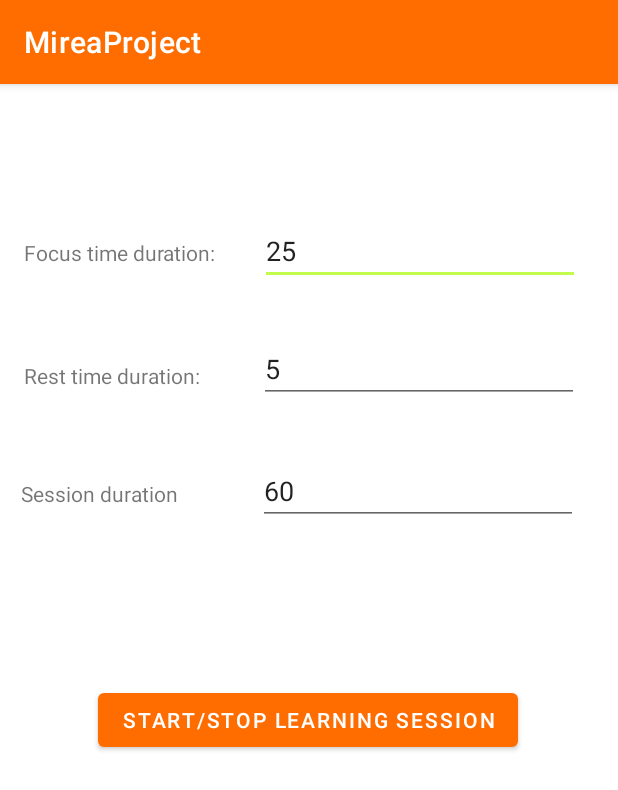
After one commit to Xenon-131/MireaProject, an Android app: the fragment TimerFragment shown on its own in the app's theme, on a phone screen of 412 x 824 dp. The commit adds this screen. Shown: the top 790 px of the screen. Run offline under Robolectric (Android 15) with nearby library versions, the phone set to English and light mode, and no system bars.

Commit message:
add Profile, TimerFragment, SensorFragment

```diff
--- a/app/src/main/java/ru/mirea/egorovakv/mireaproject/MainActivity.java
+++ b/app/src/main/java/ru/mirea/egorovakv/mireaproject/MainActivity.java
@@ -41,7 +41,7 @@ public class MainActivity extends AppCompatActivity {
         // Passing each menu ID as a set of Ids because each
         // menu should be considered as top level destinations.
         mAppBarConfiguration = new AppBarConfiguration.Builder(
-                R.id.nav_home, R.id.nav_data, R.id.nav_browser)
+                R.id.nav_home, R.id.nav_data, R.id.nav_browser, R.id.nav_timer, R.id.nav_profile, R.id.nav_sensor)
                 .setOpenableLayout(drawer)
                 .build();
         NavController navController = Navigation.findNavController(this, R.id.nav_host_fragment_content_main);
--- /dev/null
+++ b/app/src/main/java/ru/mirea/egorovakv/mireaproject/TimerFragment.java
@@ -0,0 +1,95 @@
+package ru.mirea.egorovakv.mireaproject;
+
+import android.content.Context;
+import android.content.Intent;
+import android.os.Bundle;
+
+import androidx.annotation.NonNull;
+import androidx.core.content.ContextCompat;
+import androidx.fragment.app.Fragment;
+import androidx.lifecycle.ViewModelProvider;
+
+import android.view.LayoutInflater;
+import android.view.View;
+import android.view.ViewGroup;
+import android.widget.Button;
+import android.widget.TextView;
+
+import ru.mirea.egorovakv.mireaproject.databinding.ActivityMainBinding;
+import ru.mirea.egorovakv.mireaproject.databinding.FragmentHomeBinding;
+import ru.mirea.egorovakv.mireaproject.databinding.FragmentTimerBinding;
+import ru.mirea.egorovakv.mireaproject.ui.home.HomeViewModel;
+
+/**
+ * A simple {@link Fragment} subclass.
+ * Use the {@link TimerFragment#newInstance} factory method to
+ * create an instance of this fragment.
+ */
+public class TimerFragment extends Fragment {
+    private FragmentTimerBinding binding;
+    private boolean isLearningActive = false;
+
+    // TODO: Rename parameter arguments, choose names that match
+    // the fragment initialization parameters, e.g. ARG_ITEM_NUMBER
+    private static final String ARG_PARAM1 = "param1";
+    private static final String ARG_PARAM2 = "param2";
+
+    // TODO: Rename and change types of parameters
+    private String mParam1;
+    private String mParam2;
+
+    public TimerFragment() {
+        // Required empty public constructor
+    }
+
+    /**
+     * Use this factory method to create a new instance of
+     * this fragment using the provided parameters.
+     *
+     * @param param1 Parameter 1.
+     * @param param2 Parameter 2.
+     * @return A new instance of fragment TimerFragment.
+     */
+    // TODO: Rename and change types and number of parameters
+    public static TimerFragment newInstance(String param1, String param2) {
+        TimerFragment fragment = new TimerFragment();
+        Bundle args = new Bundle();
+        args.putString(ARG_PARAM1, param1);
+        args.putString(ARG_PARAM2, param2);
+        fragment.setArguments(args);
+        return fragment;
+    }
+    @Override
+    public View onCreateView(@NonNull LayoutInflater inflater,
+                             ViewGroup container, Bundle savedInstanceState) {
+        HomeViewModel homeViewModel =
+                new ViewModelProvider(this).get(HomeViewModel.class);
+
+        binding = FragmentTimerBinding.inflate(inflater, container, false);
+        binding.focusEditTextNumber.setText("25");
+        binding.restEditTextNumber.setText("5");
+        binding.sessionEditTextNumber.setText("60");
+        View root = binding.getRoot();
+        binding.buttonTimer.setOnClickListener(new View.OnClickListener(){
+            @Override
+            public void onClick(View v) {
+                Intent serviceIntent = new Intent(getActivity(), TimerService.class);
+//                if(!isLearningActive){
+                    serviceIntent.putExtra("focus duration", binding.focusEditTextNumber.getText().toString());
+                    serviceIntent.putExtra("rest duration", binding.restEditTextNumber.getText().toString());
+                    serviceIntent.putExtra("session duration", binding.sessionEditTextNumber.getText().toString());
+                    ContextCompat.startForegroundService(getActivity(),	serviceIntent);
+                    isLearningActive = true;
+                    //binding.buttonTimer.setText("stop learning session");
+//                }
+//                else{
+//                    getActivity().stopService(new Intent(getActivity(), TimerService.class));
+//                    isLearningActive = false;
+//                    binding.buttonTimer.setText("start learning session");
+//                }
+
+            }
+        });
+        return root;
+    }
+}
--- a/app/src/main/java/ru/mirea/egorovakv/mireaproject/ui/home/HomeFragment.java
+++ b/app/src/main/java/ru/mirea/egorovakv/mireaproject/ui/home/HomeFragment.java
@@ -16,7 +16,9 @@ public class HomeFragment extends Fragment {
 
     private FragmentHomeBinding binding;
 
-    public View onCreateView(@NonNull LayoutInflater inflater,
+
+   @Override
+   public View onCreateView(@NonNull LayoutInflater inflater,
                              ViewGroup container, Bundle savedInstanceState) {
         HomeViewModel homeViewModel =
                 new ViewModelProvider(this).get(HomeViewModel.class);
--- a/app/src/main/res/layout/fragment_home.xml
+++ b/app/src/main/res/layout/fragment_home.xml
@@ -20,4 +20,5 @@
         app:layout_constraintEnd_toEndOf="parent"
         app:layout_constraintStart_toStartOf="parent"
         app:layout_constraintTop_toTopOf="parent" />
+
 </androidx.constraintlayout.widget.ConstraintLayout>
--- /dev/null
+++ b/app/src/main/res/layout/fragment_timer.xml
@@ -0,0 +1,102 @@
+<?xml version="1.0" encoding="utf-8"?>
+<androidx.constraintlayout.widget.ConstraintLayout xmlns:android="http://schemas.android.com/apk/res/android"
+    xmlns:app="http://schemas.android.com/apk/res-auto"
+    xmlns:tools="http://schemas.android.com/tools"
+    android:id="@+id/constraintLayout"
+    android:layout_width="match_parent"
+    android:layout_height="match_parent"
+    tools:context=".TimerFragment">
+
+    <Button
+        android:id="@+id/buttonTimer"
+        android:layout_width="wrap_content"
+        android:layout_height="wrap_content"
+        android:layout_marginTop="90dp"
+        android:layout_marginBottom="304dp"
+        android:text="start/stop learning session"
+        app:layout_constraintBottom_toBottomOf="parent"
+        app:layout_constraintEnd_toEndOf="parent"
+        app:layout_constraintHorizontal_bias="0.496"
+        app:layout_constraintStart_toStartOf="parent"
+        app:layout_constraintTop_toBottomOf="@+id/sessionEditTextNumber" />
+
+    <TextView
+        android:id="@+id/focusTextView"
+        android:layout_width="wrap_content"
+        android:layout_height="wrap_content"
+        android:text="Focus time duration:"
+        app:layout_constraintBottom_toBottomOf="parent"
+        app:layout_constraintEnd_toEndOf="parent"
+        app:layout_constraintHorizontal_bias="0.056"
+        app:layout_constraintStart_toStartOf="parent"
+        app:layout_constraintTop_toTopOf="parent"
+        app:layout_constraintVertical_bias="0.137" />
+
+    <TextView
+        android:id="@+id/restTextView"
+        android:layout_width="wrap_content"
+        android:layout_height="wrap_content"
+        android:layout_marginTop="35dp"
+        android:text="Rest time duration:"
+        app:layout_constraintBottom_toBottomOf="parent"
+        app:layout_constraintEnd_toEndOf="parent"
+        app:layout_constraintHorizontal_bias="0.054"
+        app:layout_constraintStart_toStartOf="parent"
+        app:layout_constraintTop_toBottomOf="@+id/focusTextView"
+        app:layout_constraintVertical_bias="0.046" />
+
+    <EditText
+        android:id="@+id/focusEditTextNumber"
+        android:layout_width="wrap_content"
+        android:layout_height="wrap_content"
+        android:ems="10"
+        android:inputType="number"
+        app:layout_constraintBottom_toBottomOf="parent"
+        app:layout_constraintEnd_toEndOf="parent"
+        app:layout_constraintHorizontal_bias="0.534"
+        app:layout_constraintStart_toEndOf="@+id/focusTextView"
+        app:layout_constraintTop_toTopOf="parent"
+        app:layout_constraintVertical_bias="0.123" />
+
+    <EditText
+        android:id="@+id/restEditTextNumber"
+        android:layout_width="wrap_content"
+        android:layout_height="wrap_content"
+        android:layout_marginTop="33dp"
+        android:ems="10"
+        android:inputType="number"
+        app:layout_constraintBottom_toBottomOf="parent"
+        app:layout_constraintEnd_toEndOf="parent"
+        app:layout_constraintHorizontal_bias="0.597"
+        app:layout_constraintStart_toEndOf="@+id/restTextView"
+        app:layout_constraintTop_toBottomOf="@+id/focusEditTextNumber"
+        app:layout_constraintVertical_bias="0.0" />
+
+    <EditText
+        android:id="@+id/sessionEditTextNumber"
+        android:layout_width="wrap_content"
+        android:layout_height="wrap_content"
+        android:layout_marginTop="36dp"
+        android:ems="10"
+        android:inputType="number"
+        app:layout_constraintBottom_toBottomOf="parent"
+        app:layout_constraintEnd_toEndOf="parent"
+        app:layout_constraintHorizontal_bias="0.67"
+        app:layout_constraintStart_toEndOf="@+id/sessionTextView"
+        app:layout_constraintTop_toBottomOf="@+id/restEditTextNumber"
+        app:layout_constraintVertical_bias="0.0" />
+
+    <TextView
+        android:id="@+id/sessionTextView"
+        android:layout_width="wrap_content"
+        android:layout_height="wrap_content"
+        android:layout_marginTop="34dp"
+        android:text="Session duration"
+        app:layout_constraintBottom_toBottomOf="parent"
+        app:layout_constraintEnd_toEndOf="parent"
+        app:layout_constraintHorizontal_bias="0.045"
+        app:layout_constraintStart_toStartOf="parent"
+        app:layout_constraintTop_toBottomOf="@+id/restTextView"
+        app:layout_constraintVertical_bias="0.049" />
+
+</androidx.constraintlayout.widget.ConstraintLayout>
--- a/app/src/main/res/layout/nav_header_main.xml
+++ b/app/src/main/res/layout/nav_header_main.xml
@@ -28,8 +28,9 @@
         android:textAppearance="@style/TextAppearance.AppCompat.Body1" />
 
     <TextView
-        android:id="@+id/textView"
+        android:id="@+id/sensorTextView"
         android:layout_width="wrap_content"
         android:layout_height="wrap_content"
         android:text="@string/nav_header_subtitle" />
+
 </LinearLayout>
```
Also changed, not shown: app/src/main/AndroidManifest.xml (+8 -0 lines), app/src/main/java/ru/mirea/egorovakv/mireaproject/ProfileFragment.java (added, +90 -0 lines), app/src/main/java/ru/mirea/egorovakv/mireaproject/SensorFragment.java (added, +121 -0 lines), app/src/main/java/ru/mirea/egorovakv/mireaproject/TimerService.java (added, +112 -0 lines), app/src/main/res/layout/fragment_profile.xml (added, +64 -0 lines), app/src/main/res/layout/fragment_sensor.xml (added, +17 -0 lines), app/src/main/res/menu/activity_main_drawer.xml (+15 -0 lines), app/src/main/res/navigation/mobile_navigation.xml (+15 -0 lines), app/src/main/res/drawable/profile_icon1.png (added), 1 other file.
